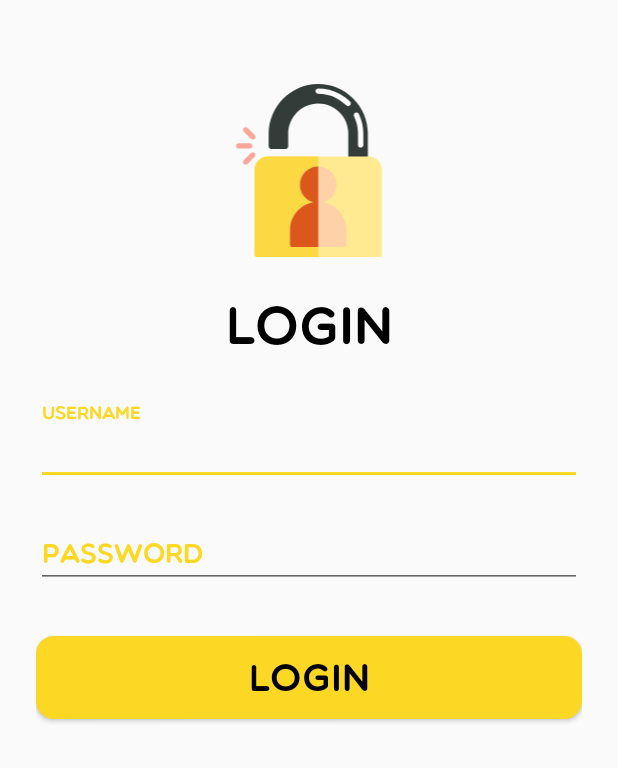
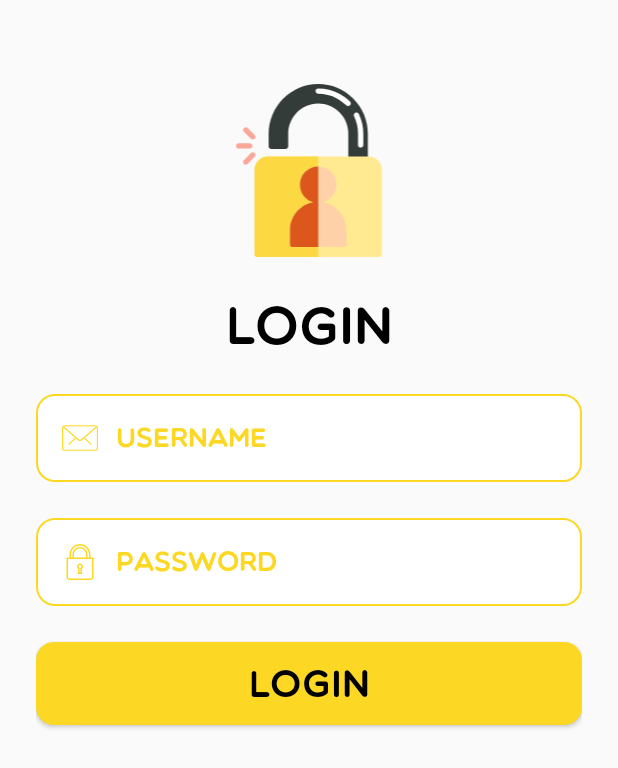
Before and after one commit to pingping-n/SmartLife, an Android app: the screen it shows after launch (LoginActivity), on a phone screen of 412 x 824 dp. Shown: the top 768 px of the screen. Run offline under Robolectric (Android 15) with nearby library versions, the phone set to English and light mode, and no system bars.

Commit message:
update ui login.

```diff
--- /dev/null
+++ b/app/src/main/res/drawable/ic_lock.xml
@@ -0,0 +1,5 @@
+<vector android:height="24dp" android:viewportHeight="512"
+    android:viewportWidth="512" android:width="24dp" xmlns:android="http://schemas.android.com/apk/res/android">
+    <path android:fillColor="#FF000000" android:pathData="M230.792,354.313l-6.729,60.51c-0.333,3.01 0.635,6.031 2.656,8.292c2.021,2.26 4.917,3.552 7.948,3.552h42.667c3.031,0 5.927,-1.292 7.948,-3.552c2.021,-2.26 2.99,-5.281 2.656,-8.292l-6.729,-60.51c10.927,-7.948 17.458,-20.521 17.458,-34.313c0,-23.531 -19.135,-42.667 -42.667,-42.667S213.333,296.469 213.333,320C213.333,333.792 219.865,346.365 230.792,354.313zM256,298.667c11.76,0 21.333,9.573 21.333,21.333c0,8.177 -4.646,15.5 -12.125,19.125c-4.073,1.979 -6.458,6.292 -5.958,10.781l6.167,55.427h-18.833l6.167,-55.427c0.5,-4.49 -1.885,-8.802 -5.958,-10.781c-7.479,-3.625 -12.125,-10.948 -12.125,-19.125C234.667,308.24 244.24,298.667 256,298.667z"/>
+    <path android:fillColor="#FF000000" android:pathData="M437.333,192h-32v-42.667C405.333,66.99 338.344,0 256,0S106.667,66.99 106.667,149.333V192h-32C68.771,192 64,196.771 64,202.667v266.667C64,492.865 83.135,512 106.667,512h298.667C428.865,512 448,492.865 448,469.333V202.667C448,196.771 443.229,192 437.333,192zM128,149.333c0,-70.583 57.417,-128 128,-128s128,57.417 128,128V192h-21.333v-42.667c0,-58.813 -47.854,-106.667 -106.667,-106.667S149.333,90.521 149.333,149.333V192H128V149.333zM341.333,149.333V192H170.667v-42.667C170.667,102.281 208.948,64 256,64S341.333,102.281 341.333,149.333zM426.667,469.333c0,11.76 -9.573,21.333 -21.333,21.333H106.667c-11.76,0 -21.333,-9.573 -21.333,-21.333v-256h341.333V469.333z"/>
+</vector>
--- /dev/null
+++ b/app/src/main/res/drawable/ic_mail.xml
@@ -0,0 +1,7 @@
+<vector android:height="24dp" android:viewportHeight="31.012"
+    android:viewportWidth="31.012" android:width="24dp" xmlns:android="http://schemas.android.com/apk/res/android">
+    <path android:fillColor="#FF000000" android:pathData="M25.109,21.51c-0.123,0 -0.246,-0.045 -0.342,-0.136l-5.754,-5.398c-0.201,-0.188 -0.211,-0.505 -0.022,-0.706c0.189,-0.203 0.504,-0.212 0.707,-0.022l5.754,5.398c0.201,0.188 0.211,0.505 0.022,0.706C25.375,21.457 25.243,21.51 25.109,21.51z"/>
+    <path android:fillColor="#FF000000" android:pathData="M5.902,21.51c-0.133,0 -0.266,-0.053 -0.365,-0.158c-0.189,-0.201 -0.179,-0.518 0.022,-0.706l5.756,-5.398c0.202,-0.188 0.519,-0.18 0.707,0.022c0.189,0.201 0.179,0.518 -0.022,0.706l-5.756,5.398C6.148,21.465 6.025,21.51 5.902,21.51z"/>
+    <path android:fillColor="#FF000000" android:pathData="M28.512,26.529H2.5c-1.378,0 -2.5,-1.121 -2.5,-2.5V6.982c0,-1.379 1.122,-2.5 2.5,-2.5h26.012c1.378,0 2.5,1.121 2.5,2.5v17.047C31.012,25.408 29.89,26.529 28.512,26.529zM2.5,5.482c-0.827,0 -1.5,0.673 -1.5,1.5v17.047c0,0.827 0.673,1.5 1.5,1.5h26.012c0.827,0 1.5,-0.673 1.5,-1.5V6.982c0,-0.827 -0.673,-1.5 -1.5,-1.5H2.5z"/>
+    <path android:fillColor="#FF000000" android:pathData="M15.506,18.018c-0.665,0 -1.33,-0.221 -1.836,-0.662L0.83,6.155C0.622,5.974 0.6,5.658 0.781,5.449c0.183,-0.208 0.498,-0.227 0.706,-0.048l12.84,11.2c0.639,0.557 1.719,0.557 2.357,0L29.508,5.419c0.207,-0.181 0.522,-0.161 0.706,0.048c0.181,0.209 0.16,0.524 -0.048,0.706L17.342,17.355C16.835,17.797 16.171,18.018 15.506,18.018z"/>
+</vector>
--- /dev/null
+++ b/app/src/main/res/drawable/textinput_custom.xml
@@ -0,0 +1,10 @@
+<?xml version="1.0" encoding="utf-8"?>
+<shape xmlns:android="http://schemas.android.com/apk/res/android" android:shape="rectangle" >
+    <!-- use this for transparent -->
+    <!-- <solid android:color="#00000000" /> -->
+    <!-- use this for a background colour -->
+    <solid android:color="#FFFFFF" />
+    <stroke android:width="1dip"
+        android:color="#FCD824" />
+    <corners android:radius="12dp" />
+</shape>
--- a/app/src/main/res/layout/activity_login.xml
+++ b/app/src/main/res/layout/activity_login.xml
@@ -30,30 +30,31 @@
             android:textSize="35sp" />
 
         <!-- Email Label -->
-        <android.support.design.widget.TextInputLayout
-            android:layout_width="match_parent"
-            android:layout_height="wrap_content"
-            android:layout_marginTop="8dp"
-            android:layout_marginBottom="8dp">
         <EditText android:id="@+id/input_email"
+            android:background="@drawable/textinput_custom"
+            android:maxLines="1"
+            android:drawablePadding="12dp"
+            android:drawableLeft="@drawable/ic_mail"
+            android:drawableTint="#FCD824"
+            android:layout_marginBottom="24dp"
+            android:padding="17dp"
             android:layout_width="match_parent"
             android:layout_height="wrap_content"
             android:inputType="textEmailAddress"
             android:hint="@string/username_title" />
-        </android.support.design.widget.TextInputLayout>
 
         <!-- Password Label -->
-        <android.support.design.widget.TextInputLayout
-            android:layout_width="match_parent"
-            android:layout_height="wrap_content"
-            android:layout_marginTop="8dp"
-            android:layout_marginBottom="8dp">
         <EditText android:id="@+id/input_password"
+            android:background="@drawable/textinput_custom"
+            android:maxLines="1"
+            android:drawablePadding="12dp"
+            android:drawableTint="#FCD824"
+            android:drawableLeft="@drawable/ic_lock"
+            android:padding="17dp"
             android:layout_width="match_parent"
             android:layout_height="wrap_content"
             android:inputType="textPassword"
             android:hint="@string/password_title" />
-        </android.support.design.widget.TextInputLayout>
 
         <android.support.v7.widget.AppCompatButton
             android:id="@+id/btn_login"
```
Also changed, not shown: app/src/main/java/com/projectThesis/SmartLife/fetchData.java (+0 -43 lines). Lines whose indentation alone changed are shown as unchanged.
